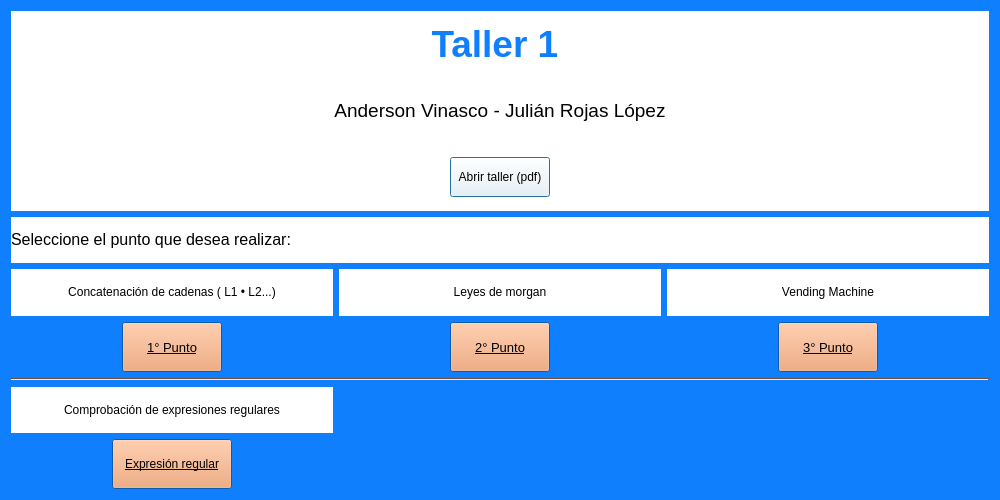
This is Taller 1 grafico/main.ui in Julianlo3/TC as Qt 5 draws it before an edit. The edited form follows.
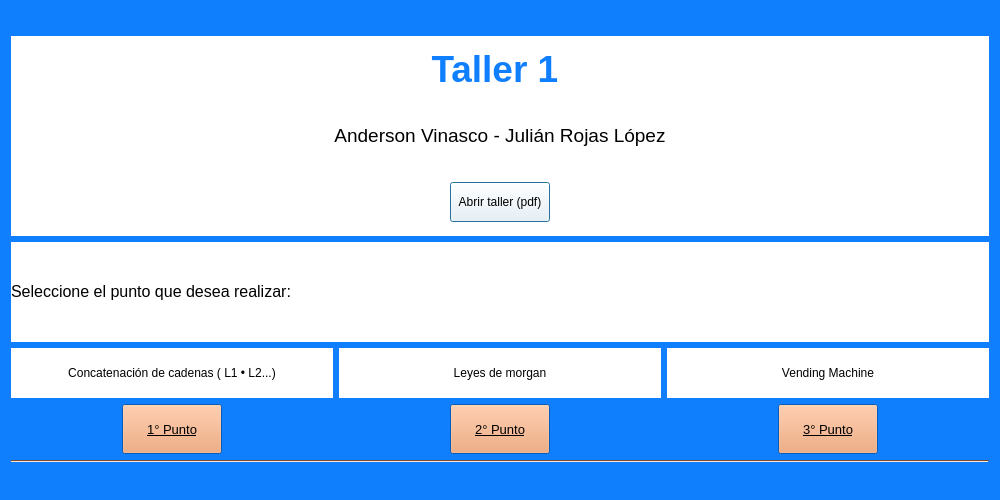
This is the edited form.

```diff
--- a/Taller 1 grafico/main.ui
+++ b/Taller 1 grafico/main.ui
@@ -1569,33 +1569,6 @@
          </property>
         </widget>
        </item>
-       <item row="5" column="0" alignment="Qt::AlignHCenter">
-        <widget class="QPushButton" name="btnExpresionRegu">
-         <property name="enabled">
-          <bool>true</bool>
-         </property>
-         <property name="minimumSize">
-          <size>
-           <width>120</width>
-           <height>50</height>
-          </size>
-         </property>
-         <property name="maximumSize">
-          <size>
-           <width>120</width>
-           <height>50</height>
-          </size>
-         </property>
-         <property name="font">
-          <font>
-           <underline>true</underline>
-          </font>
-         </property>
-         <property name="text">
-          <string>Expresión regular</string>
-         </property>
-        </widget>
-       </item>
        <item row="1" column="1">
         <widget class="QLabel" name="lbd2punto">
          <property name="minimumSize">
@@ -3515,80 +3488,6 @@
          </property>
         </widget>
        </item>
-       <item row="4" column="0">
-        <widget class="QLabel" name="label">
-         <property name="palette">
-          <palette>
-           <active>
-            <colorrole role="Base">
-             <brush brushstyle="SolidPattern">
-              <color alpha="255">
-               <red>255</red>
-               <green>255</green>
-               <blue>255</blue>
-              </color>
-             </brush>
-            </colorrole>
-            <colorrole role="Window">
-             <brush brushstyle="SolidPattern">
-              <color alpha="255">
-               <red>255</red>
-               <green>255</green>
-               <blue>255</blue>
-              </color>
-             </brush>
-            </colorrole>
-           </active>
-           <inactive>
-            <colorrole role="Base">
-             <brush brushstyle="SolidPattern">
-              <color alpha="255">
-               <red>255</red>
-               <green>255</green>
-               <blue>255</blue>
-              </color>
-             </brush>
-            </colorrole>
-            <colorrole role="Window">
-             <brush brushstyle="SolidPattern">
-              <color alpha="255">
-               <red>255</red>
-               <green>255</green>
-               <blue>255</blue>
-              </color>
-             </brush>
-            </colorrole>
-           </inactive>
-           <disabled>
-            <colorrole role="Base">
-             <brush brushstyle="SolidPattern">
-              <color alpha="255">
-               <red>255</red>
-               <green>255</green>
-               <blue>255</blue>
-              </color>
-             </brush>
-            </colorrole>
-            <colorrole role="Window">
-             <brush brushstyle="SolidPattern">
-              <color alpha="255">
-               <red>255</red>
-               <green>255</green>
-               <blue>255</blue>
-              </color>
-             </brush>
-            </colorrole>
-           </disabled>
-          </palette>
-         </property>
-         <property name="autoFillBackground">
-          <bool>true</bool>
-         </property>
-         <property name="text">
-          <string>&lt;html&gt;&lt;head/&gt;&lt;body&gt;&lt;p align=&quot;center&quot;&gt;Comprobación de expresiones regulares&lt;/p&gt;&lt;/body&gt;&lt;/html&gt;</string>
-         </property>
-        </widget>
-       </item>
       </layout>
      </item>
     </layout>
```
